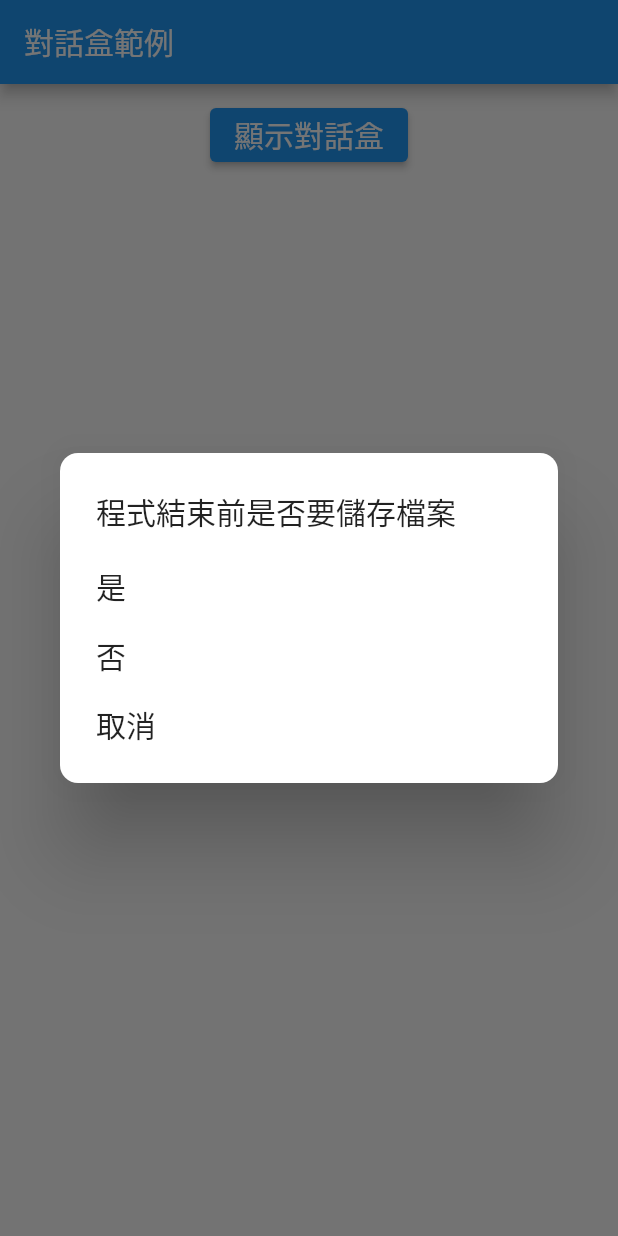
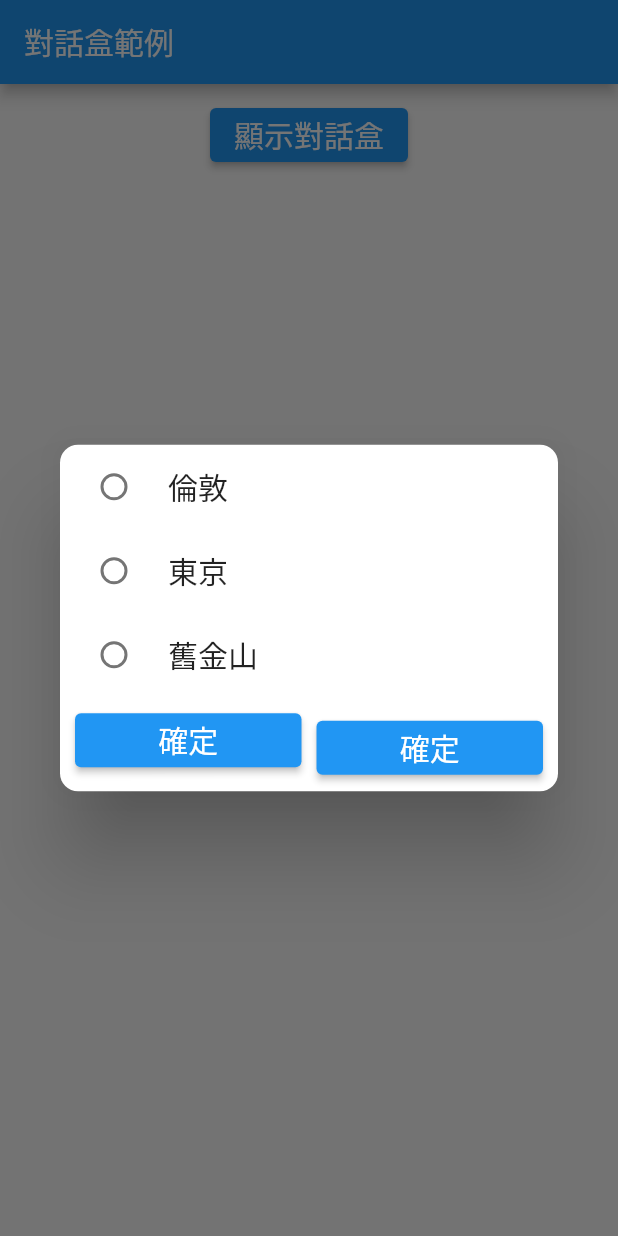
Before and after one commit to kaixsean/learning_flutter, a Flutter app: the screen it shows after launch, after a tap on "顯示對話盒", on a phone screen of 412 x 824 dp. Run offline on Flutter 3.47's test engine with Material 2 defaults, Android fonts, the phone set to English and light mode, and no system bars; our stand-ins replace numberpicker.

```diff
--- a/lib/main.dart
+++ b/lib/main.dart
@@ -62,23 +62,47 @@ class MyHomePage extends StatelessWidget {
   }
 
   _showDialog(BuildContext context) async {
-    var dlg = SimpleDialog(
-      title: const Text('程式結束前是否要儲存檔案'),
+    final btnOk = ElevatedButton(
+        onPressed: () => Navigator.pop(context, ''),
+        child: const Text(
+          '確定',
+          style: TextStyle(fontSize: 20),
+        ));
+    final btnCancel = ElevatedButton(
+        onPressed: () => Navigator.pop(context,
+            _selectedCity.value == null ? '' : _cities[_selectedCity.value!]),
+        child: const Text(
+          '確定',
+          style: TextStyle(fontSize: 20),
+        ));
+    final btns = Row(
+      mainAxisAlignment: MainAxisAlignment.center,
+      children: <Widget>[
+        Expanded(
+            flex: 1,
+            child: Container(
+              margin: const EdgeInsets.fromLTRB(10, 0, 5, 5),
+              child: btnCancel,
+            )),
+        Expanded(
+            flex: 1,
+            child: Container(
+              margin: const EdgeInsets.fromLTRB(5, 10, 10, 5),
+              child: btnOk,
+            ))
+      ],
+    );
+
+    var dlg = Dialog(
       shape: RoundedRectangleBorder(borderRadius: BorderRadius.circular(12)),
-      children: <Widget>[
-        SimpleDialogOption(
-          child: const Text('是', style: TextStyle(fontSize: 20),),
-          onPressed: () => Navigator.pop(context, 1),
-        ),
-        SimpleDialogOption(
-          child: const Text('否', style: TextStyle(fontSize: 20),),
-          onPressed: () => Navigator.pop(context, 0),
-        ),
-        SimpleDialogOption(
-          child: const Text('取消', style: TextStyle(fontSize: 20),),
-          onPressed: () => Navigator.pop(context, -1),
-        )
-      ],
+      child: Column(
+        mainAxisSize: MainAxisSize.min,
+        children: <Widget>[
+          ValueListenableBuilder<int?>(
+              valueListenable: _selectedCity, builder: _cityOptionsBuilder),
+          btns,
+        ],
+      ),
     );
 
     var ans = showDialog(context: context, builder: (context) => dlg);
```
